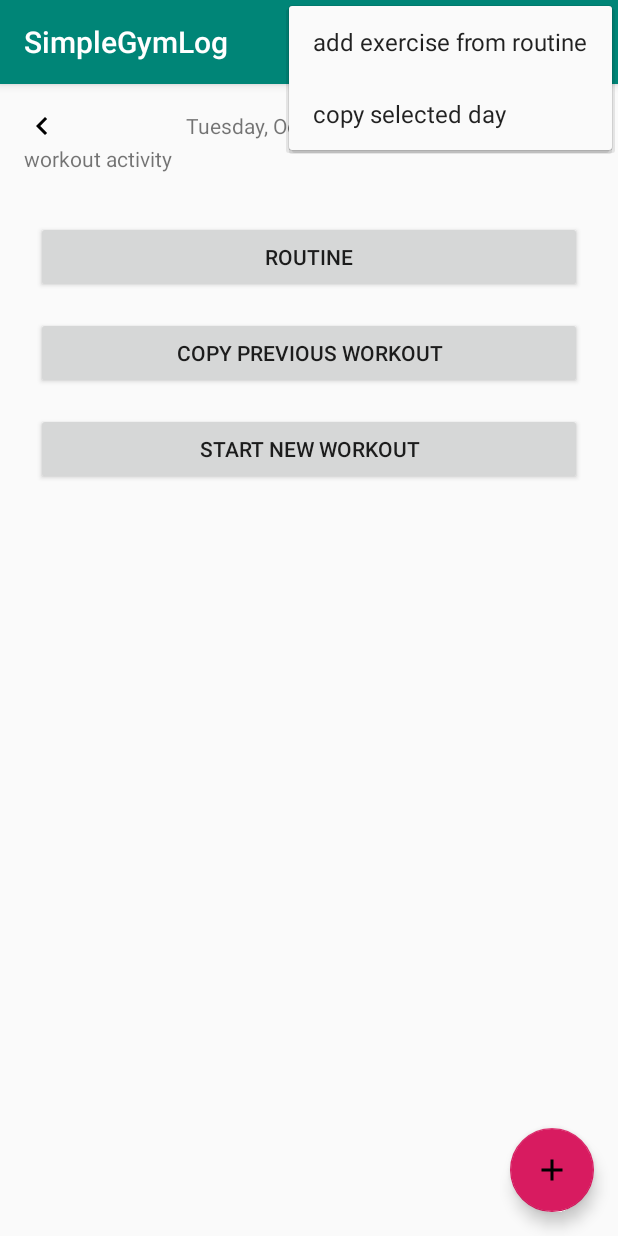
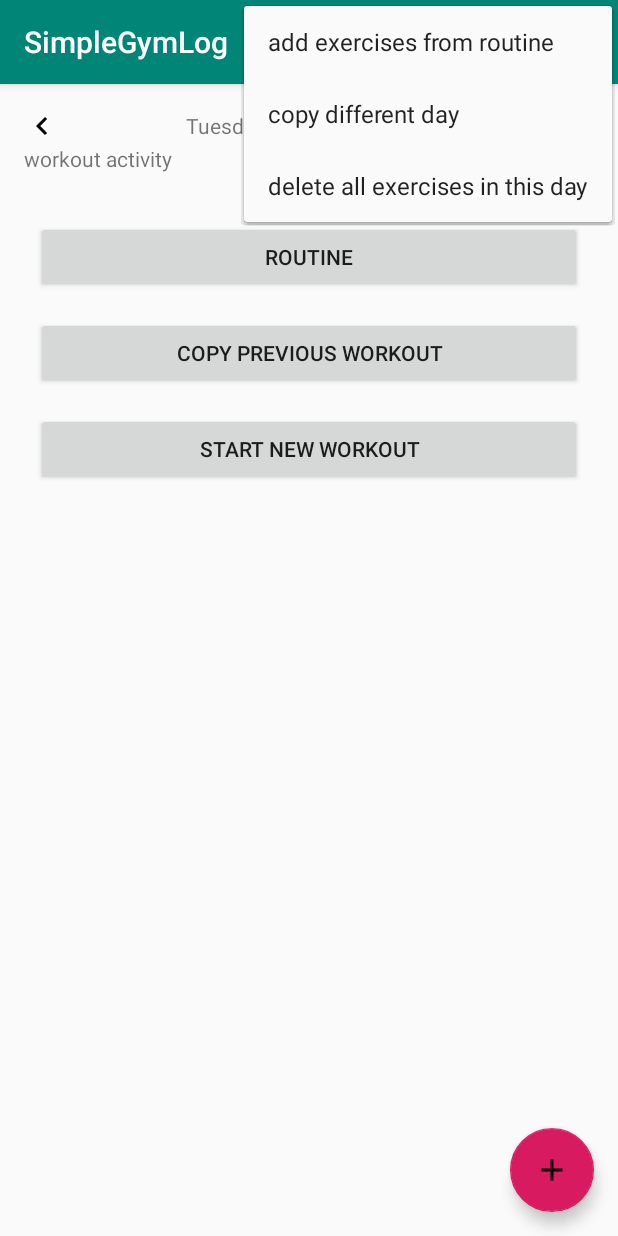
Before and after one commit to KonradCe/SimpleGymLog, an Android app: the WorkoutActivity screen opened directly, with no data from a screen before it, with the options menu open, on a phone screen of 412 x 824 dp. Run offline under Robolectric (Android 15) with nearby library versions, the phone set to English and light mode, and no system bars.

Commit message:
add deleting exercises from selected day

```diff
--- a/app/src/main/java/pl/kcworks/simplegymlog/db/ExerciseDao.java
+++ b/app/src/main/java/pl/kcworks/simplegymlog/db/ExerciseDao.java
@@ -2,6 +2,7 @@ package pl.kcworks.simplegymlog.db;
 
 import androidx.lifecycle.LiveData;
 import androidx.room.Dao;
+import androidx.room.Delete;
 import androidx.room.Insert;
 import androidx.room.Query;
 import androidx.room.Transaction;
@@ -21,11 +22,11 @@ public interface ExerciseDao {
     @Query("SELECT * FROM exercise_table ORDER BY exerciseId")
     LiveData<List<Exercise>> getAllExercises();
 
-    @Query("SELECT * FROM exercise_table WHERE exerciseDate=:date")
-    LiveData<List<Exercise>> getExercisesByDate(long date);
+//    @Query("DELETE FROM exercise_table")
+//    void deleteAllExercises();
 
-    @Query("DELETE FROM exercise_table")
-    void deleteAllExercises();
+    @Delete
+    void deleteExercise(Exercise exercise);
 
     @Transaction
     @Query("SELECT * from exercise_table ORDER BY exerciseDate")
--- a/app/src/main/java/pl/kcworks/simplegymlog/ui/ExerciseAdapter.java
+++ b/app/src/main/java/pl/kcworks/simplegymlog/ui/ExerciseAdapter.java
@@ -35,6 +35,10 @@ public class ExerciseAdapter extends RecyclerView.Adapter<ExerciseAdapter.Exerci
     public void setExercises(List<ExerciseWithSets> exercises) {
         mExercisesWithSets = exercises;
         notifyDataSetChanged();
+    }
+
+    public List<ExerciseWithSets> getmExercisesWithSets() {
+        return mExercisesWithSets;
     }
 
     @NonNull
--- a/app/src/main/java/pl/kcworks/simplegymlog/ui/MainActivity.java
+++ b/app/src/main/java/pl/kcworks/simplegymlog/ui/MainActivity.java
@@ -65,6 +65,7 @@ public class MainActivity extends AppCompatActivity implements View.OnClickListe
         mGymLogViewModel = ViewModelProviders.of(this).get(GymLogViewModel.class);
         // TODO[2]: get only exercises for the current month so setting up the calendar won't take too long
         // TODO[3]: do not fetch every exercise after every update - get only those that were added
+        // TODO[2]: when exercises were deleted from a day update it so it will not look like it still has exercises
         mGymLogViewModel.getAllExercises().observe(this, new Observer<List<Exercise>>() {
             @Override
             public void onChanged(@Nullable List<Exercise> listOfAllExercises) {
@@ -75,6 +76,7 @@ public class MainActivity extends AppCompatActivity implements View.OnClickListe
     }
 
     private void setDecoratorsToDaysWithExercises(List<Exercise> exerciseList) {
+        mCalendarView.removeDecorators();
         List<CalendarDay> listOfDaysWithExercises = new ArrayList<>();
         for (Exercise exercise : exerciseList) {
             int[] calendarDayNumbers = DateConverterHelper.gymLogDateFormatToYearMonthDayInt(exercise.getExerciseDate());
--- a/app/src/main/java/pl/kcworks/simplegymlog/viewmodel/GymLogViewModel.java
+++ b/app/src/main/java/pl/kcworks/simplegymlog/viewmodel/GymLogViewModel.java
@@ -61,4 +61,8 @@ public class GymLogViewModel extends AndroidViewModel {
     public void deleteMultipleSingleSets(List<SingleSet> singleSetList) {
         mGymLogRepository.deleteMultipleSingleSets(singleSetList);
     }
+
+    public void deleteExercises(List<Exercise> exercises) {
+        mGymLogRepository.deleteExercises(exercises);
+    }
 }
--- a/app/src/main/res/layout/activity_add_exercise.xml
+++ b/app/src/main/res/layout/activity_add_exercise.xml
@@ -69,7 +69,6 @@
                 android:layout_weight="4"
                 android:gravity="center"
                 android:hint="reps"
-                android:focusedByDefault="true"
                 android:inputType="number"
                 android:selectAllOnFocus="true"/>
 
--- a/app/src/main/res/menu/workout_activity_menu.xml
+++ b/app/src/main/res/menu/workout_activity_menu.xml
@@ -3,8 +3,11 @@
     xmlns:app="http://schemas.android.com/apk/res-auto">
     <item
         android:id="@+id/workout_menu_addFromRoutine"
-        android:title="add exercise from routine" />
+        android:title="add exercises from routine" />
     <item
         android:id="@+id/workout_menu_copy"
-        android:title="copy selected day"/>
+        android:title="copy different day"/>
+    <item
+        android:id="@+id/workout_menu_delete"
+        android:title="delete all exercises in this day"/>
 </menu>
--- a/build.gradle
+++ b/build.gradle
@@ -6,7 +6,7 @@ buildscript {
 
     }
     dependencies {
-        classpath 'com.android.tools.build:gradle:3.4.1'
+        classpath 'com.android.tools.build:gradle:3.4.2'
 
     }
 }
```
Also changed, not shown: app/src/main/java/pl/kcworks/simplegymlog/GymLogRepository.java (+25 -4 lines), app/src/main/java/pl/kcworks/simplegymlog/ui/WorkoutActivity.java (+15 -0 lines).
